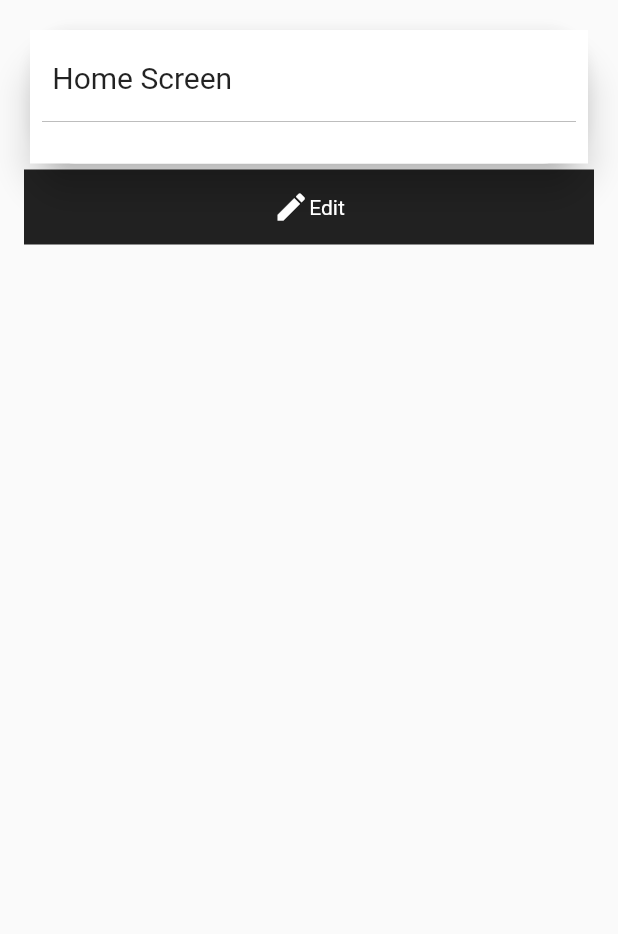
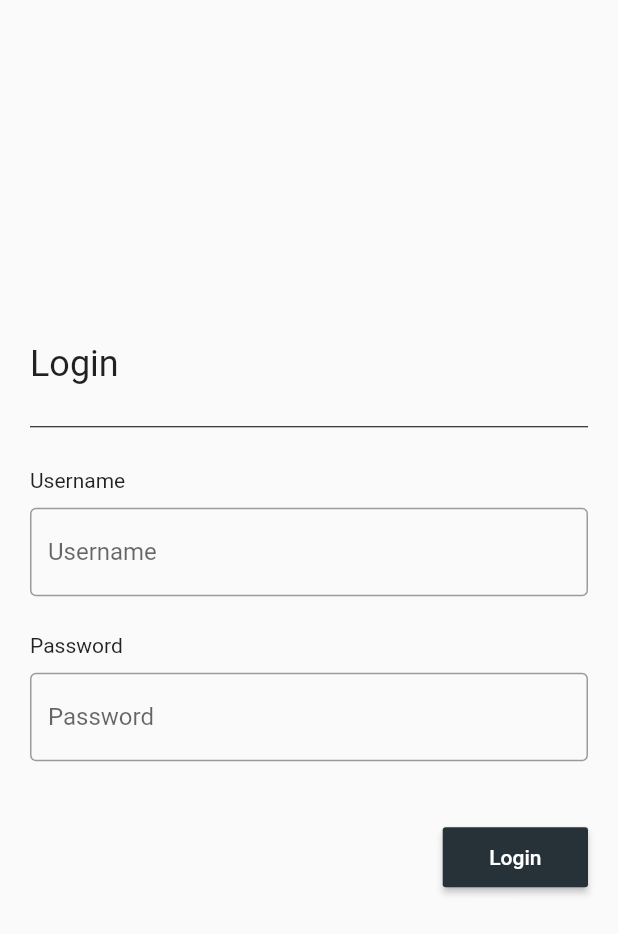
Before and after one commit to adityagautam98/mock_ecom, a Flutter app: the screen it shows after launch, on a phone screen of 412 x 824 dp. Shown: the top 934 px of the screen. Run offline on Flutter 3.47's test engine with Material 2 defaults, Android fonts, the phone set to English and light mode, and no system bars; Roboto replaces fonts that are missing (Playfair).

Commit message:
Login added

```diff
--- /dev/null
+++ b/lib/login.dart
@@ -0,0 +1,120 @@
+import 'package:flutter/material.dart';
+import 'package:mockecom/Orders.dart';
+
+class LoginPage extends StatefulWidget {
+  @override
+  _LoginPageState createState() => _LoginPageState();
+}
+
+class _LoginPageState extends State<LoginPage> {
+  TextEditingController username = TextEditingController();
+  TextEditingController password = TextEditingController();
+  final key = new GlobalKey<ScaffoldState>();
+
+  @override
+  Widget build(BuildContext context) {
+    return Scaffold(
+      key: key,
+      body: SafeArea(
+        child: Container(
+          margin: EdgeInsets.fromLTRB(20, 10, 20, 10),
+          child: Column(
+            crossAxisAlignment: CrossAxisAlignment.start,
+            mainAxisAlignment: MainAxisAlignment.center,
+            children: <Widget>[
+              Container(
+                  alignment: Alignment.topLeft,
+                  child: Text(
+                    "Login",
+                    style: TextStyle(fontSize: 24),
+                    textAlign: TextAlign.left,
+                  )),
+              SizedBox(
+                height: 20,
+              ),
+              Divider(
+                color: Colors.black,
+              ),
+              SizedBox(
+                height: 20,
+              ),
+              Text("Username"),
+              SizedBox(
+                height: 10,
+              ),
+              TextField(
+                controller: username,
+                decoration: InputDecoration(
+                  hintText: "Username",
+                  border: OutlineInputBorder(
+                    borderSide: BorderSide(color: Colors.grey, width: 1.0),
+                  ),
+                  focusedBorder: OutlineInputBorder(
+                    borderSide: BorderSide(color: Colors.black, width: 1.0),
+                  ),
+                ),
+              ),
+              SizedBox(
+                height: 25,
+              ),
+              Text("Password"),
+              SizedBox(
+                height: 10,
+              ),
+              TextField(
+                controller: password,
+                decoration: InputDecoration(
+                  hintText: "Password",
+                  border: OutlineInputBorder(
+                    borderSide: BorderSide(color: Colors.grey, width: 1.0),
+                  ),
+                  focusedBorder: OutlineInputBorder(
+                    borderSide: BorderSide(color: Colors.black, width: 1.0),
+                  ),
+                ),
+              ),
+              SizedBox(
+                height: 40,
+              ),
+              Container(
+                alignment: Alignment.centerRight,
+                child: RaisedButton(
+                  splashColor: Colors.grey.shade200.withOpacity(.5),
+                  color: Colors.blueGrey.shade900,
+                  onPressed: () {
+                    if (password.text.toLowerCase() == "admin" &&
+                        password.text == "123456") {
+                      final snackBar =
+                          SnackBar(content: Text("Login successful"));
+                      key.currentState.showSnackBar(snackBar);
+                      password.clear();
+                      username.clear();
+                      Navigator.pushReplacement(context,
+                          MaterialPageRoute(builder: (context) => Orders()));
+                    } else {
+                      final snackBar =
+                          SnackBar(content: Text("Please enter valid username and password"));
+                      key.currentState.showSnackBar(snackBar);
+                      password.clear();
+                      username.clear();
+
+                    }
+                  },
+                  child: Container(
+                    child: Padding(
+                      padding: const EdgeInsets.fromLTRB(15, 12, 15, 12),
+                      child: Text(
+                        "Login",
+                        style: TextStyle(color: Colors.white),
+                      ),
+                    ),
+                  ),
+                ),
+              )
+            ],
+          ),
+        ),
+      ),
+    );
+  }
+}
--- a/lib/main.dart
+++ b/lib/main.dart
@@ -4,6 +4,8 @@ import 'package:flutter/material.dart';
 
 import 'package:flutter/services.dart';
 import 'package:mockecom/Orders.dart';
+import 'package:mockecom/RegisteredUser.dart';
+import 'package:mockecom/login.dart';
 
 import 'Payment.dart';
 import 'UI.dart';
@@ -17,11 +19,9 @@ void main() {
         MaterialApp(
             theme: ThemeData(
               // Define the default brightness and colors.
-              brightness: Brightness.light,
-              primaryColor:Colors.deepPurple,
-              accentColor: Colors.deepPurple.shade300,),
+              brightness: Brightness.light,),
             debugShowCheckedModeBanner: false,
-            home: Ui())
+            home: LoginPage())
 
 
     );
```
Also changed, not shown: lib/RegisteredUser.dart (+41 -104 lines), 1 other file.
